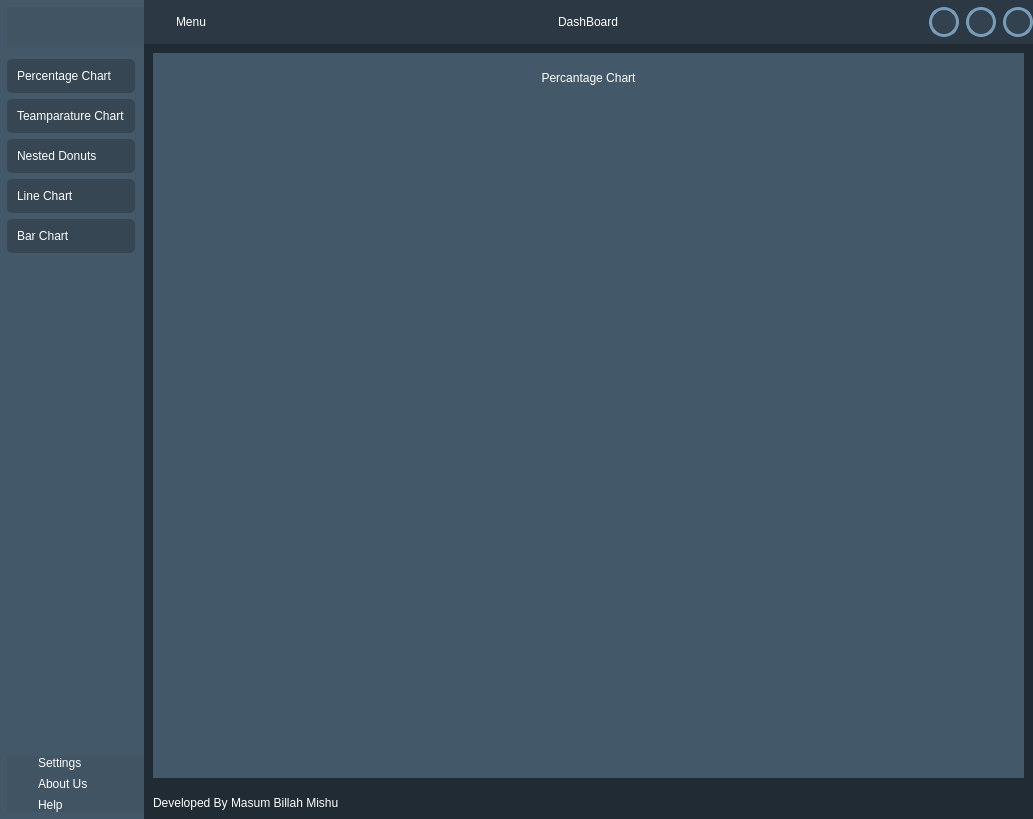
Qt form interface.ui (MBMishu/DashBoard-PyQt5) before a commit.
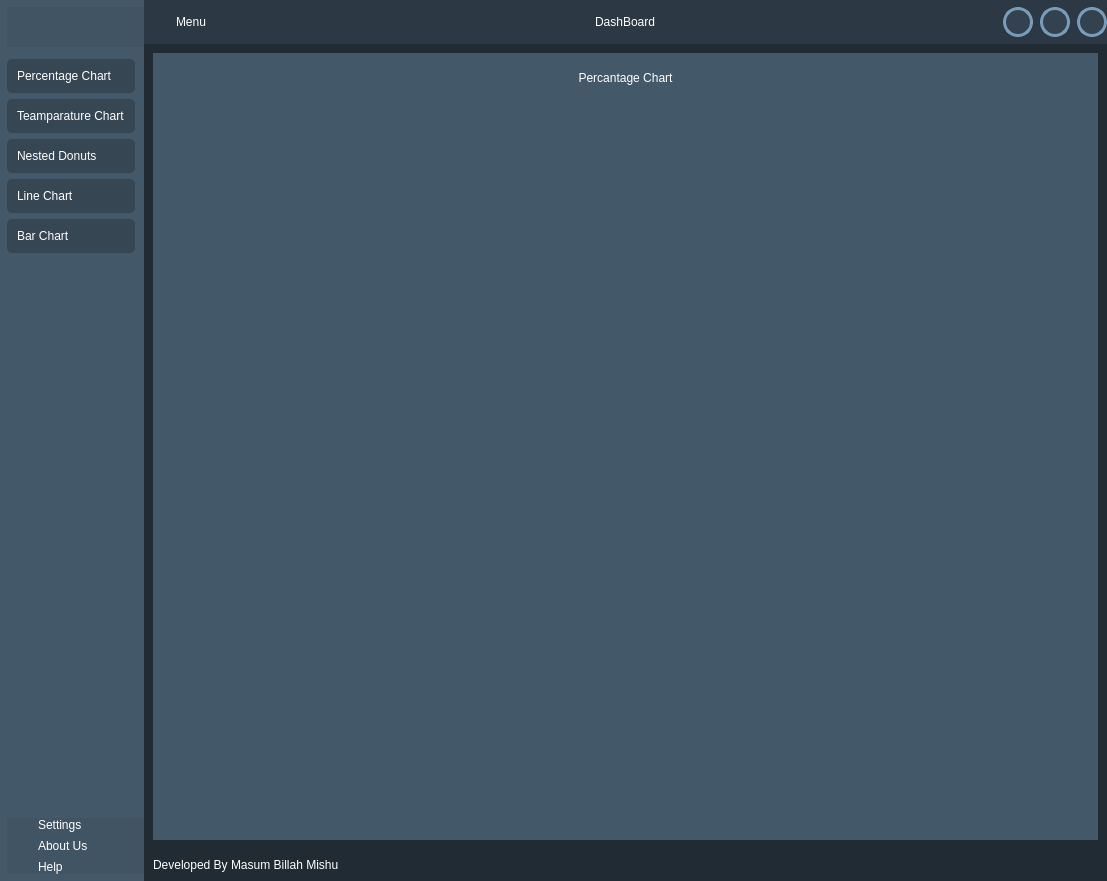
The same form after that commit. Icons and pictures are not drawn. Custom widgets are drawn as their Qt base class.

```diff
--- a/interface.ui
+++ b/interface.ui
@@ -6,8 +6,8 @@
    <rect>
     <x>0</x>
     <y>0</y>
-    <width>1033</width>
-    <height>819</height>
+    <width>1107</width>
+    <height>881</height>
    </rect>
   </property>
   <property name="windowTitle">
@@ -891,8 +891,8 @@
          </layout>
         </widget>
        </item>
-       <item>
-        <widget class="QFrame" name="frame_8">
+       <item alignment="Qt::AlignBottom">
+        <widget class="QFrame" name="footer_frame">
          <property name="frameShape">
           <enum>QFrame::StyledPanel</enum>
          </property>
@@ -934,7 +934,7 @@
             </layout>
            </widget>
           </item>
-          <item>
+          <item alignment="Qt::AlignRight|Qt::AlignBottom">
            <widget class="QFrame" name="frame_13">
             <property name="frameShape">
              <enum>QFrame::StyledPanel</enum>
@@ -942,22 +942,48 @@
             <property name="frameShadow">
              <enum>QFrame::Raised</enum>
             </property>
-            <widget class="QFrame" name="size_grip">
-             <property name="geometry">
-              <rect>
-               <x>130</x>
-               <y>80</y>
-               <width>120</width>
-               <height>80</height>
-              </rect>
+            <layout class="QVBoxLayout" name="verticalLayout_3">
+             <property name="spacing">
+              <number>0</number>
              </property>
-             <property name="frameShape">
-              <enum>QFrame::StyledPanel</enum>
+             <property name="leftMargin">
+              <number>0</number>
              </property>
-             <property name="frameShadow">
-              <enum>QFrame::Raised</enum>
+             <property name="topMargin">
+              <number>0</number>
              </property>
-            </widget>
+             <property name="rightMargin">
+              <number>0</number>
+             </property>
+             <property name="bottomMargin">
+              <number>0</number>
+             </property>
+             <item>
+              <widget class="QFrame" name="size_grip">
+               <property name="minimumSize">
+                <size>
+                 <width>10</width>
+                 <height>10</height>
+                </size>
+               </property>
+               <property name="maximumSize">
+                <size>
+                 <width>10</width>
+                 <height>16777215</height>
+                </size>
+               </property>
+               <property name="cursor">
+                <cursorShape>SizeAllCursor</cursorShape>
+               </property>
+               <property name="frameShape">
+                <enum>QFrame::StyledPanel</enum>
+               </property>
+               <property name="frameShadow">
+                <enum>QFrame::Raised</enum>
+               </property>
+              </widget>
+             </item>
+            </layout>
            </widget>
           </item>
          </layout>
@@ -969,6 +995,14 @@
    </layout>
   </widget>
  </widget>
+ <customwidgets>
+  <customwidget>
+   <class>QCustomQStackedWidget</class>
+   <extends>QStackedWidget</extends>
+   <header>Custom_Widgets.QCustomQStackedWidget.h</header>
+   <container>1</container>
+  </customwidget>
+ </customwidgets>
  <resources>
   <include location="resources.qrc"/>
  </resources>
```
Left out of the diff: 45 changed lines with no effect on the pictures.
